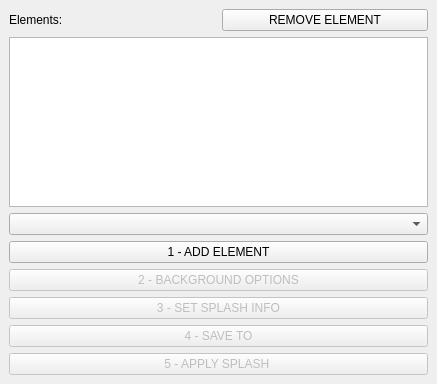
Before: the Qt Designer form dialogs/ui/mainwindow.ui in dev-matheusmelo/KDE-SPLASH-CREATOR, drawn with Qt 5.
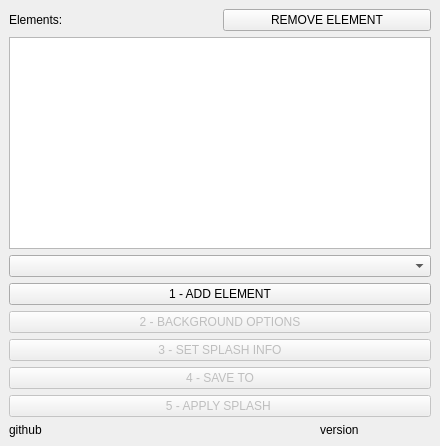
After: the same form once the commit is applied.

Patch:
```diff
--- a/dialogs/ui/mainwindow.ui
+++ b/dialogs/ui/mainwindow.ui
@@ -6,8 +6,8 @@
    <rect>
     <x>0</x>
     <y>0</y>
-    <width>437</width>
-    <height>384</height>
+    <width>440</width>
+    <height>446</height>
    </rect>
   </property>
   <property name="windowTitle">
@@ -93,6 +93,33 @@
       </property>
      </widget>
     </item>
+    <item>
+     <layout class="QHBoxLayout" name="horizontalLayout_2">
+      <property name="spacing">
+       <number>200</number>
+      </property>
+      <property name="sizeConstraint">
+       <enum>QLayout::SizeConstraint::SetMinimumSize</enum>
+      </property>
+      <item>
+       <widget class="QLabel" name="label_github">
+        <property name="text">
+         <string>github</string>
+        </property>
+        <property name="openExternalLinks">
+         <bool>true</bool>
+        </property>
+       </widget>
+      </item>
+      <item>
+       <widget class="QLabel" name="label_version">
+        <property name="text">
+         <string>version</string>
+        </property>
+       </widget>
+      </item>
+     </layout>
+    </item>
    </layout>
   </widget>
  </widget>
```
